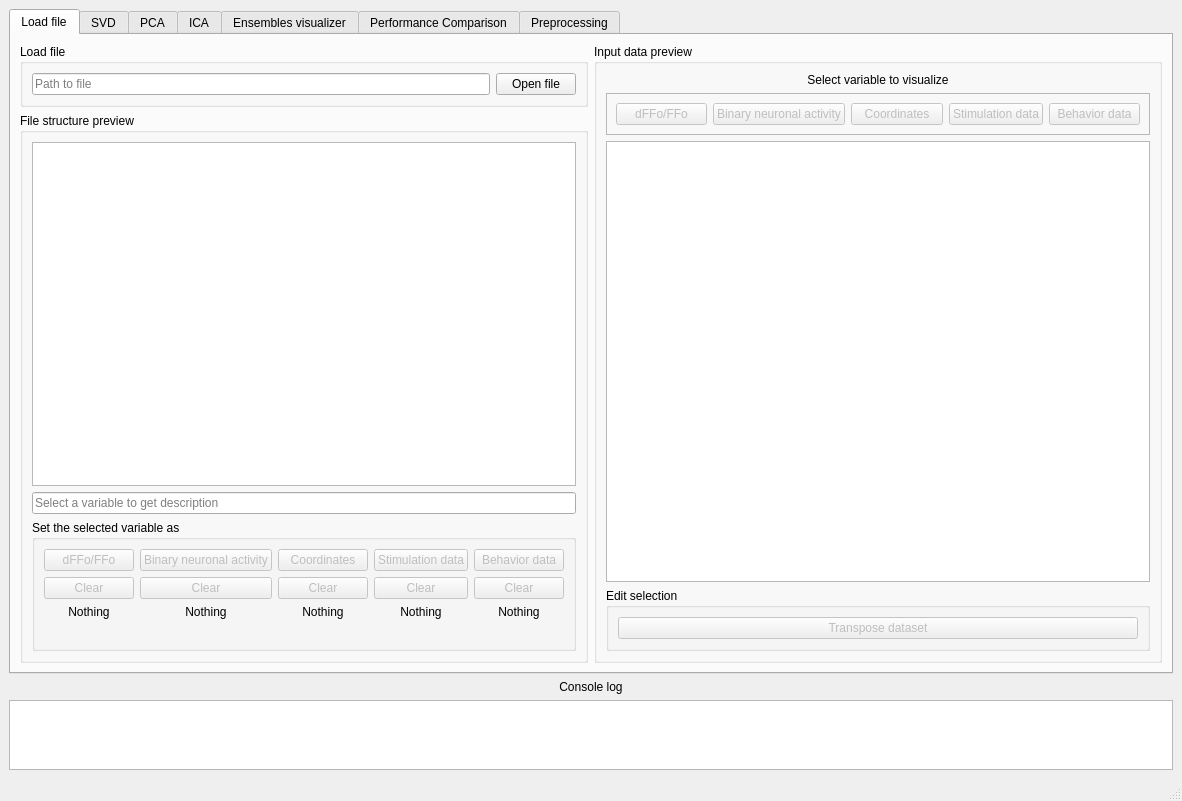
Before: the Qt Designer form gui/MainWindow.ui in rivelco/ENCORE, drawn with Qt 5.
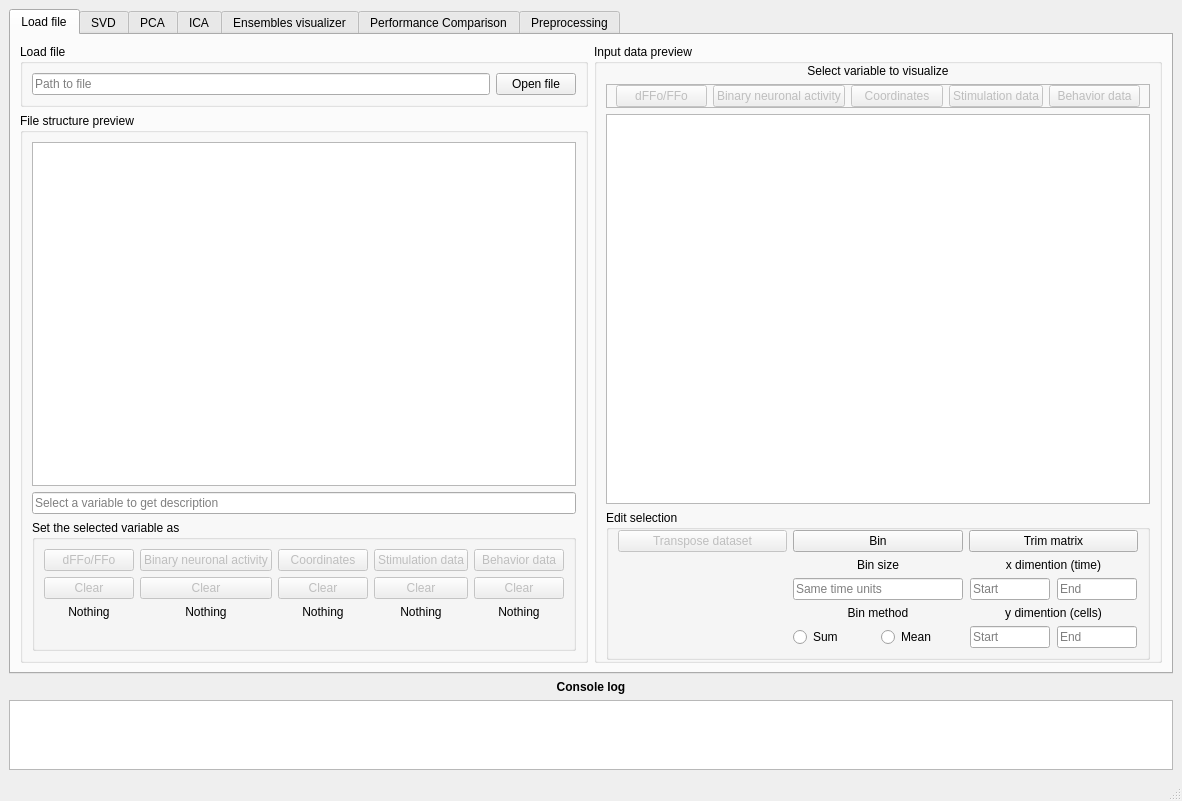
After: the same form once the commit is applied. The open tabs and pages were chosen to show the change. Custom widgets are drawn as their Qt base class.

```diff
--- a/gui/MainWindow.ui
+++ b/gui/MainWindow.ui
@@ -26,6 +26,9 @@
    <layout class="QVBoxLayout" name="verticalLayout">
     <item>
      <widget class="QTabWidget" name="main_tabs">
+      <property name="enabled">
+       <bool>true</bool>
+      </property>
       <property name="toolTipDuration">
        <number>4</number>
       </property>
@@ -49,6 +52,12 @@
            <string>Input data preview</string>
           </property>
           <layout class="QVBoxLayout" name="verticalLayout_3">
+           <property name="topMargin">
+            <number>0</number>
+           </property>
+           <property name="bottomMargin">
+            <number>0</number>
+           </property>
            <item>
             <widget class="QLabel" name="label_2">
              <property name="toolTip">
@@ -74,6 +83,12 @@
               <enum>QFrame::Raised</enum>
              </property>
              <layout class="QHBoxLayout" name="horizontalLayout">
+              <property name="topMargin">
+               <number>0</number>
+              </property>
+              <property name="bottomMargin">
+               <number>0</number>
+              </property>
               <item>
                <widget class="QPushButton" name="btn_view_dFFo">
                 <property name="enabled">
@@ -154,8 +169,46 @@
              <property name="title">
               <string>Edit selection</string>
              </property>
-             <layout class="QHBoxLayout" name="horizontalLayout_3">
-              <item>
+             <layout class="QGridLayout" name="gridLayout_3">
+              <property name="topMargin">
+               <number>0</number>
+              </property>
+              <property name="bottomMargin">
+               <number>9</number>
+              </property>
+              <item row="1" column="2">
+               <widget class="QLabel" name="label_17">
+                <property name="sizePolicy">
+                 <sizepolicy hsizetype="Minimum" vsizetype="Preferred">
+                  <horstretch>0</horstretch>
+                  <verstretch>0</verstretch>
+                 </sizepolicy>
+                </property>
+                <property name="text">
+                 <string>x dimention (time)</string>
+                </property>
+                <property name="alignment">
+                 <set>Qt::AlignCenter</set>
+                </property>
+               </widget>
+              </item>
+              <item row="3" column="2">
+               <widget class="QLabel" name="label_18">
+                <property name="sizePolicy">
+                 <sizepolicy hsizetype="Minimum" vsizetype="Preferred">
+                  <horstretch>0</horstretch>
+                  <verstretch>0</verstretch>
+                 </sizepolicy>
+                </property>
+                <property name="text">
+                 <string>y dimention (cells)</string>
+                </property>
+                <property name="alignment">
+                 <set>Qt::AlignCenter</set>
+                </property>
+               </widget>
+              </item>
+              <item row="0" column="0">
                <widget class="QPushButton" name="btn_edit_transpose">
                 <property name="enabled">
                  <bool>false</bool>
@@ -165,6 +218,227 @@
                 </property>
                </widget>
               </item>
+              <item row="2" column="1">
+               <widget class="QLineEdit" name="lineEdit_4">
+                <property name="sizePolicy">
+                 <sizepolicy hsizetype="Preferred" vsizetype="Fixed">
+                  <horstretch>0</horstretch>
+                  <verstretch>0</verstretch>
+                 </sizepolicy>
+                </property>
+                <property name="inputMethodHints">
+                 <set>Qt::ImhNone</set>
+                </property>
+                <property name="placeholderText">
+                 <string>Same time units</string>
+                </property>
+                <property name="clearButtonEnabled">
+                 <bool>true</bool>
+                </property>
+               </widget>
+              </item>
+              <item row="0" column="2">
+               <widget class="QPushButton" name="pushButton_3">
+                <property name="text">
+                 <string>Trim matrix</string>
+                </property>
+               </widget>
+              </item>
+              <item row="1" column="1">
+               <widget class="QLabel" name="label_16">
+                <property name="text">
+                 <string>Bin size</string>
+                </property>
+                <property name="alignment">
+                 <set>Qt::AlignCenter</set>
+                </property>
+               </widget>
+              </item>
+              <item row="2" column="2">
+               <widget class="QWidget" name="widget_2" native="true">
+                <property name="sizePolicy">
+                 <sizepolicy hsizetype="Minimum" vsizetype="Preferred">
+                  <horstretch>0</horstretch>
+                  <verstretch>0</verstretch>
+                 </sizepolicy>
+                </property>
+                <layout class="QHBoxLayout" name="horizontalLayout_12">
+                 <property name="leftMargin">
+                  <number>0</number>
+                 </property>
+                 <property name="topMargin">
+                  <number>0</number>
+                 </property>
+                 <property name="rightMargin">
+                  <number>0</number>
+                 </property>
+                 <property name="bottomMargin">
+                  <number>0</number>
+                 </property>
+                 <item>
+                  <widget class="QLineEdit" name="lineEdit_5">
+                   <property name="sizePolicy">
+                    <sizepolicy hsizetype="Minimum" vsizetype="Fixed">
+                     <horstretch>0</horstretch>
+                     <verstretch>0</verstretch>
+                    </sizepolicy>
+                   </property>
+                   <property name="maximumSize">
+                    <size>
+                     <width>80</width>
+                     <height>16777215</height>
+                    </size>
+                   </property>
+                   <property name="placeholderText">
+                    <string>Start</string>
+                   </property>
+                   <property name="clearButtonEnabled">
+                    <bool>true</bool>
+                   </property>
+                  </widget>
+                 </item>
+                 <item>
+                  <widget class="QLineEdit" name="lineEdit_6">
+                   <property name="sizePolicy">
+                    <sizepolicy hsizetype="Minimum" vsizetype="Fixed">
+                     <horstretch>0</horstretch>
+                     <verstretch>0</verstretch>
+                    </sizepolicy>
+                   </property>
+                   <property name="maximumSize">
+                    <size>
+                     <width>80</width>
+                     <height>16777215</height>
+                    </size>
+                   </property>
+                   <property name="placeholderText">
+                    <string>End</string>
+                   </property>
+                   <property name="clearButtonEnabled">
+                    <bool>true</bool>
+                   </property>
+                  </widget>
+                 </item>
+                </layout>
+               </widget>
+              </item>
+              <item row="0" column="1">
+               <widget class="QPushButton" name="pushButton_2">
+                <property name="text">
+                 <string>Bin</string>
+                </property>
+               </widget>
+              </item>
+              <item row="4" column="2">
+               <widget class="QWidget" name="widget_3" native="true">
+                <property name="sizePolicy">
+                 <sizepolicy hsizetype="Minimum" vsizetype="Preferred">
+                  <horstretch>0</horstretch>
+                  <verstretch>0</verstretch>
+                 </sizepolicy>
+                </property>
+                <layout class="QHBoxLayout" name="horizontalLayout_3">
+                 <property name="leftMargin">
+                  <number>0</number>
+                 </property>
+                 <property name="topMargin">
+                  <number>0</number>
+                 </property>
+                 <property name="rightMargin">
+                  <number>0</number>
+                 </property>
+                 <property name="bottomMargin">
+                  <number>0</number>
+                 </property>
+                 <item>
+                  <widget class="QLineEdit" name="lineEdit_8">
+                   <property name="sizePolicy">
+                    <sizepolicy hsizetype="Minimum" vsizetype="Fixed">
+                     <horstretch>0</horstretch>
+                     <verstretch>0</verstretch>
+                    </sizepolicy>
+                   </property>
+                   <property name="maximumSize">
+                    <size>
+                     <width>80</width>
+                     <height>16777215</height>
+                    </size>
+                   </property>
+                   <property name="placeholderText">
+                    <string>Start</string>
+                   </property>
+                   <property name="clearButtonEnabled">
+                    <bool>true</bool>
+                   </property>
+                  </widget>
+                 </item>
+                 <item>
+                  <widget class="QLineEdit" name="lineEdit_7">
+                   <property name="sizePolicy">
+                    <sizepolicy hsizetype="Minimum" vsizetype="Fixed">
+                     <horstretch>0</horstretch>
+                     <verstretch>0</verstretch>
+                    </sizepolicy>
+                   </property>
+                   <property name="maximumSize">
+                    <size>
+                     <width>80</width>
+                     <height>16777215</height>
+                    </size>
+                   </property>
+                   <property name="placeholderText">
+                    <string>End</string>
+                   </property>
+                   <property name="clearButtonEnabled">
+                    <bool>true</bool>
+                   </property>
+                  </widget>
+                 </item>
+                </layout>
+               </widget>
+              </item>
+              <item row="3" column="1">
+               <widget class="QLabel" name="label_19">
+                <property name="text">
+                 <string>Bin method</string>
+                </property>
+                <property name="alignment">
+                 <set>Qt::AlignCenter</set>
+                </property>
+               </widget>
+              </item>
+              <item row="4" column="1">
+               <widget class="QWidget" name="widget_4" native="true">
+                <layout class="QHBoxLayout" name="horizontalLayout_13">
+                 <property name="leftMargin">
+                  <number>0</number>
+                 </property>
+                 <property name="topMargin">
+                  <number>0</number>
+                 </property>
+                 <property name="rightMargin">
+                  <number>0</number>
+                 </property>
+                 <property name="bottomMargin">
+                  <number>0</number>
+                 </property>
+                 <item>
+                  <widget class="QRadioButton" name="radioButton_7">
+                   <property name="text">
+                    <string>Sum</string>
+                   </property>
+                  </widget>
+                 </item>
+                 <item>
+                  <widget class="QRadioButton" name="radioButton_6">
+                   <property name="text">
+                    <string>Mean</string>
+                   </property>
+                  </widget>
+                 </item>
+                </layout>
+               </widget>
+              </item>
              </layout>
             </widget>
            </item>
@@ -1573,6 +1847,11 @@
     </item>
     <item>
      <widget class="QLabel" name="label">
+      <property name="font">
+       <font>
+        <bold>true</bold>
+       </font>
+      </property>
       <property name="text">
        <string>Console log</string>
       </property>
```
Left out of the diff: 129 changed lines with no effect on the pictures.
